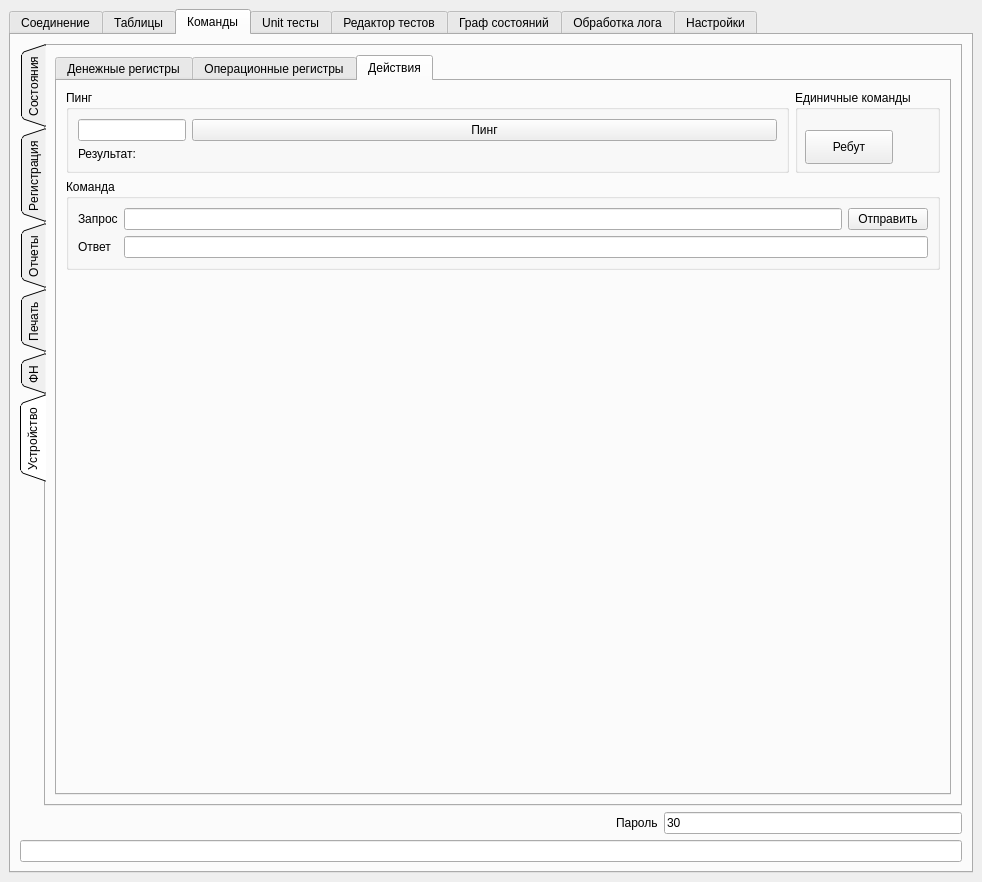
Qt form ui/mainwindow.ui (Megaxela/FRTester) before a commit.
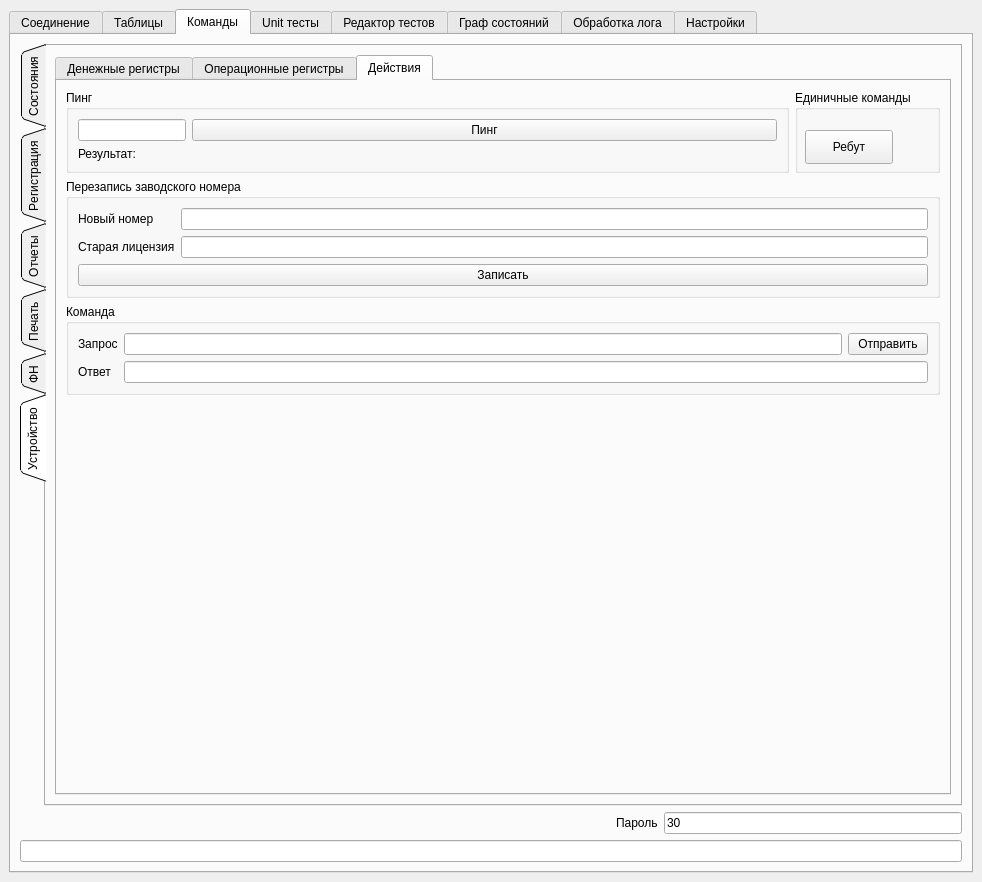
The same form after that commit. The open tabs and pages were chosen to show the change. Custom widgets are drawn as their Qt base class.

Commit message: Добавил кнопку для перезаписи заводского номера на кассах.

The edit to the form file:
```diff
--- a/ui/mainwindow.ui
+++ b/ui/mainwindow.ui
@@ -1985,6 +1985,54 @@
                   </item>
                  </layout>
                 </item>
+                <item>
+                 <widget class="QGroupBox" name="groupBox_16">
+                  <property name="title">
+                   <string>Перезапись заводского номера</string>
+                  </property>
+                  <layout class="QVBoxLayout" name="verticalLayout_2">
+                   <item>
+                    <layout class="QFormLayout" name="formLayout_11">
+                     <item row="0" column="0">
+                      <widget class="QLabel" name="label_44">
+                       <property name="text">
+                        <string>Новый номер</string>
+                       </property>
+                      </widget>
+                     </item>
+                     <item row="1" column="0">
+                      <widget class="QLabel" name="label_45">
+                       <property name="text">
+                        <string>Старая лицензия</string>
+                       </property>
+                      </widget>
+                     </item>
+                     <item row="0" column="1">
+                      <widget class="QLineEdit" name="commandsDeviceActionNewKeyLineEdit">
+                       <property name="maxLength">
+                        <number>16</number>
+                       </property>
+                      </widget>
+                     </item>
+                     <item row="1" column="1">
+                      <widget class="QLineEdit" name="commandsDeviceActionOldLicenseLineEdit">
+                       <property name="maxLength">
+                        <number>8</number>
+                       </property>
+                      </widget>
+                     </item>
+                    </layout>
+                   </item>
+                   <item>
+                    <widget class="QPushButton" name="commandsDeviceActionWriteLicensePushButton">
+                     <property name="text">
+                      <string>Записать</string>
+                     </property>
+                    </widget>
+                   </item>
+                  </layout>
+                 </widget>
+                </item>
                 <item>
                  <widget class="QGroupBox" name="groupBox_6">
                   <property name="title">
@@ -2037,7 +2085,7 @@
                   <property name="sizeHint" stdset="0">
                    <size>
                     <width>20</width>
-                    <height>160</height>
+                    <height>40</height>
                    </size>
                   </property>
                  </spacer>
```
Left out of the diff: 12 changed lines with no effect on the pictures. The commit also changes 4 other files.
